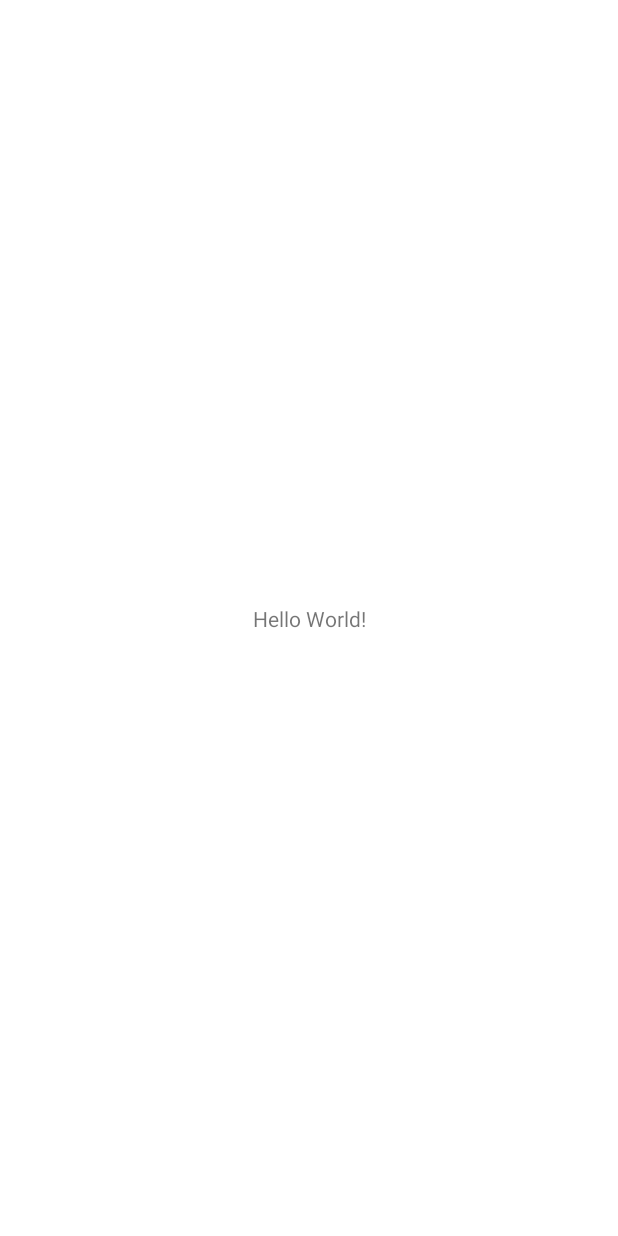
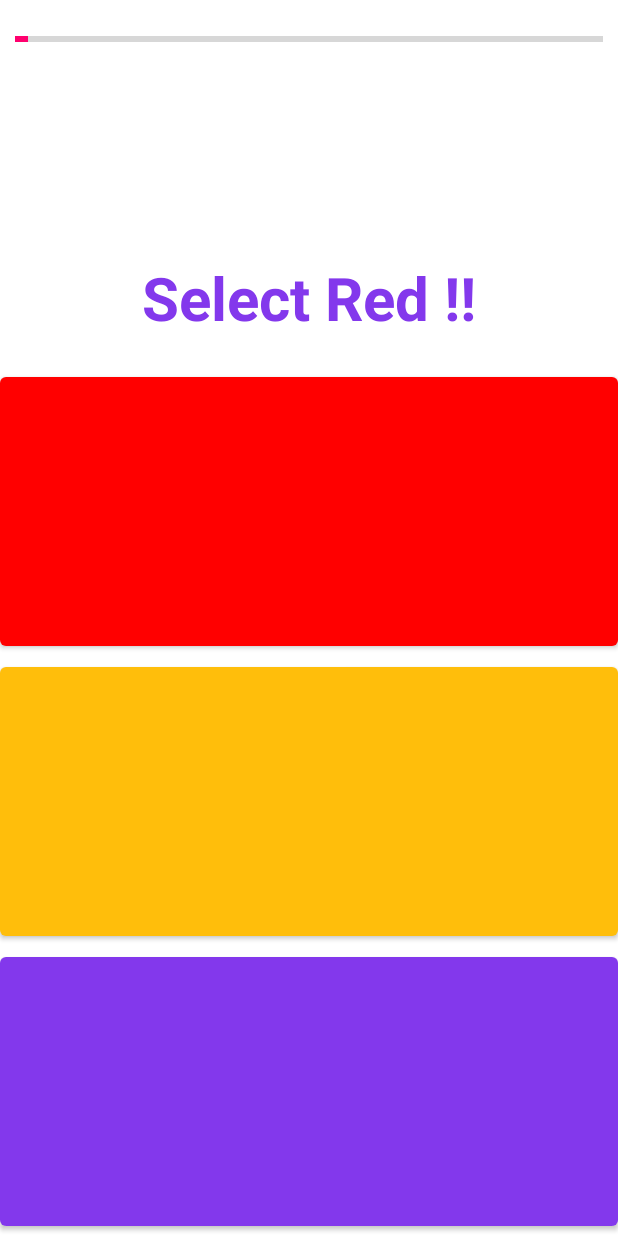
Before and after one commit to Scodun/Bop-It, an Android app: the screen it shows after launch (MainActivity before the commit, GameActivity after it), on a phone screen of 412 x 824 dp. Before the commit the screen is almost empty. Run offline under Robolectric (Android 15) with nearby library versions, the phone set to English and light mode, and no system bars.

Commit message:
add: GameEngine, SampleGame, GameActivity

```diff
--- a/app/build.gradle
+++ b/app/build.gradle
@@ -37,6 +37,8 @@ dependencies {
     testImplementation 'junit:junit:4.+'
     androidTestImplementation 'androidx.test.ext:junit:1.1.2'
     androidTestImplementation 'androidx.test.espresso:espresso-core:3.3.0'
+
+    implementation "androidx.fragment:fragment:1.3.3"
 }
 
 task jacocoTestReport(type: JacocoReport, dependsOn: 'testDebugUnitTest') {
--- a/app/src/main/AndroidManifest.xml
+++ b/app/src/main/AndroidManifest.xml
@@ -16,6 +16,9 @@
                 <category android:name="android.intent.category.LAUNCHER" />
             </intent-filter>
         </activity>
+        <activity android:name=".ui.GameActivity"
+            android:parentActivityName=".MainActivity">
+        </activity>
     </application>
 
 </manifest>
--- a/app/src/main/java/com/se2/bopit/MainActivity.java
+++ b/app/src/main/java/com/se2/bopit/MainActivity.java
@@ -2,7 +2,10 @@ package com.se2.bopit;
 
 import androidx.appcompat.app.AppCompatActivity;
 
+import android.content.Intent;
 import android.os.Bundle;
+
+import com.se2.bopit.ui.GameActivity;
 
 public class MainActivity extends AppCompatActivity {
 
@@ -10,5 +13,8 @@ public class MainActivity extends AppCompatActivity {
     protected void onCreate(Bundle savedInstanceState) {
         super.onCreate(savedInstanceState);
         setContentView(R.layout.activity_main);
+
+        Intent intent = new Intent(this, GameActivity.class);
+        startActivity(intent);
     }
 }
--- /dev/null
+++ b/app/src/main/java/com/se2/bopit/domain/GameEngine.java
@@ -0,0 +1,65 @@
+package com.se2.bopit.domain;
+
+import android.os.CountDownTimer;
+import android.util.Log;
+
+import com.se2.bopit.domain.games.ColorButtonMinigame;
+
+public class GameEngine {
+    private CountDownTimer timer;
+    private MiniGame minigame;
+    private GameEngineListener listener;
+    private int score = 0;
+
+    public GameEngine() {
+        listener = null;
+    }
+
+    public void startNewGame() {
+        minigame = new ColorButtonMinigame();
+        long time = (long) (Math.exp(-this.score*0.08+7)+1000);
+        timer = startCountDown(time);
+        if(this.listener != null){
+            listener.onGameStart(minigame, time);
+        }
+        minigame.setGameListener(onGameResult);
+    }
+
+    private CountDownTimer startCountDown(long time){
+        return new CountDownTimer(time, 5) {
+            public void onTick(long millisUntilFinished) {
+                if(listener != null)
+                    listener.onTimeTick(millisUntilFinished);
+            }
+
+            public void onFinish() {
+                if(listener != null)
+                    listener.onTimeEnd();
+            }
+        }.start();
+    }
+
+    private final GameListener onGameResult = new GameListener() {
+        @Override
+        public void onGameResult(boolean result) {
+            timer.cancel();
+            if(listener != null) {
+                if(result) {
+                    score++;
+                    listener.onScoreUpdate(score);
+                    startNewGame();
+                }
+                else {
+                    listener.onGameEnd(score);
+                }
+            }
+
+        }
+    };
+
+    public void setGameEngineListener(GameEngineListener listener){
+        if(listener != null)
+            this.listener = listener;
+    }
+
+}
--- /dev/null
+++ b/app/src/main/java/com/se2/bopit/domain/GameEngineListener.java
@@ -0,0 +1,9 @@
+package com.se2.bopit.domain;
+
+public interface GameEngineListener {
+    void onGameEnd(int score);
+    void onScoreUpdate(int score);
+    void onGameStart(MiniGame game, long time);
+    void onTimeTick(long time);
+    void onTimeEnd();
+}
--- /dev/null
+++ b/app/src/main/java/com/se2/bopit/domain/GameListener.java
@@ -0,0 +1,5 @@
+package com.se2.bopit.domain;
+
+public interface GameListener {
+    void onGameResult(boolean result);
+}
--- /dev/null
+++ b/app/src/main/java/com/se2/bopit/domain/MiniGame.java
@@ -0,0 +1,5 @@
+package com.se2.bopit.domain;
+
+public interface MiniGame {
+    void setGameListener(GameListener listener);
+}
--- /dev/null
+++ b/app/src/main/java/com/se2/bopit/domain/games/ColorButtonMinigame.java
@@ -0,0 +1,55 @@
+package com.se2.bopit.domain.games;
+
+import android.content.Intent;
+import android.graphics.Color;
+import android.os.Bundle;
+import android.view.View;
+import android.widget.Button;
+
+import androidx.annotation.NonNull;
+import androidx.fragment.app.Fragment;
+
+import com.se2.bopit.R;
+import com.se2.bopit.domain.GameListener;
+import com.se2.bopit.domain.MiniGame;
+
+import java.util.ArrayList;
+import java.util.Arrays;
+import java.util.HashMap;
+import java.util.Map;
+
+public class ColorButtonMinigame extends Fragment implements MiniGame {
+
+    private GameListener listener;
+    private Button btn1,btn2,btn3;
+    public ColorButtonMinigame() {
+        super(R.layout.fragment_color_button_game);
+        this.listener = null;
+    }
+
+    @Override
+    public void setGameListener(GameListener listener) {
+        this.listener = listener;
+    }
+
+    @Override
+    public void onViewCreated(@NonNull View view, Bundle savedInstanceState) {
+        btn1 = (Button)getView().findViewById(R.id.button_1);
+        btn2 = (Button)getView().findViewById(R.id.button_2);
+        btn3 = (Button)getView().findViewById(R.id.button_3);
+
+
+        btn1.setOnClickListener(handleClick);
+        btn2.setOnClickListener(handleClick);
+        btn3.setOnClickListener(handleClick);
+    }
+
+
+    private final View.OnClickListener handleClick = new View.OnClickListener(){
+        public void onClick(View view){
+            listener.onGameResult(view == btn1);
+        }
+    };
+
+
+}
--- /dev/null
+++ b/app/src/main/java/com/se2/bopit/ui/GameActivity.java
@@ -0,0 +1,70 @@
+package com.se2.bopit.ui;
+
+import android.graphics.Color;
+import android.os.Bundle;
+import android.widget.ProgressBar;
+import android.widget.TextView;
+
+import androidx.appcompat.app.AppCompatActivity;
+import androidx.fragment.app.Fragment;
+
+import com.se2.bopit.R;
+import com.se2.bopit.domain.GameEngine;
+import com.se2.bopit.domain.GameEngineListener;
+import com.se2.bopit.domain.GameListener;
+import com.se2.bopit.domain.MiniGame;
+
+public class GameActivity extends AppCompatActivity {
+
+    //views
+    private ProgressBar timeBar;
+    private TextView scoreView;
+
+    @Override
+    protected void onCreate(Bundle savedInstanceState) {
+        super.onCreate(savedInstanceState);
+        setContentView(R.layout.activity_game);
+
+        //set Views
+        timeBar = (ProgressBar) findViewById(R.id.timeBar);
+        scoreView = (TextView) findViewById(R.id.scoreView);
+
+        GameEngine engine = new GameEngine();
+        engine.setGameEngineListener(gameEngineListener);
+        engine.startNewGame();
+    }
+
+    private final GameEngineListener gameEngineListener = new GameEngineListener() {
+        @Override
+        public void onGameEnd(int score) {
+            //TODO: Add to resource
+            scoreView.setText("Final Score: "+ score);
+        }
+
+        @Override
+        public void onScoreUpdate(int score) {
+            //TODO: Add to resource
+            scoreView.setText("Current Score: "+ score);
+        }
+
+        @Override
+        public void onGameStart(MiniGame game, long time) {
+            getSupportFragmentManager().beginTransaction()
+                    .setReorderingAllowed(true)
+                    .replace(R.id.fragment_container_view, (Fragment) game , null)
+                    .commit();
+            timeBar.setMax((int) time);
+        }
+
+        @Override
+        public void onTimeTick(long time) {
+            timeBar.setProgress((int) time);
+        }
+
+        @Override
+        public void onTimeEnd() {
+
+        }
+    };
+
+}
--- /dev/null
+++ b/app/src/main/res/layout/activity_game.xml
@@ -0,0 +1,46 @@
+<?xml version="1.0" encoding="utf-8"?>
+<androidx.constraintlayout.widget.ConstraintLayout xmlns:android="http://schemas.android.com/apk/res/android"
+xmlns:app="http://schemas.android.com/apk/res-auto"
+xmlns:tools="http://schemas.android.com/tools"
+android:layout_width="match_parent"
+android:layout_height="match_parent"
+tools:context=".MainActivity">
+
+
+    <androidx.fragment.app.FragmentContainerView
+        android:id="@+id/fragment_container_view"
+        android:layout_width="match_parent"
+        android:layout_height="0dp"
+        android:layout_marginTop="20dp"
+        app:layout_constraintBottom_toBottomOf="parent"
+        app:layout_constraintEnd_toEndOf="parent"
+        app:layout_constraintStart_toStartOf="parent"
+        app:layout_constraintTop_toBottomOf="@+id/scoreView" />
+
+    <TextView
+        android:id="@+id/scoreView"
+        android:layout_width="wrap_content"
+        android:layout_height="wrap_content"
+        android:layout_marginTop="104dp"
+        android:textSize="20sp"
+        app:layout_constraintEnd_toEndOf="parent"
+        app:layout_constraintHorizontal_bias="0.498"
+        app:layout_constraintStart_toStartOf="parent"
+        app:layout_constraintTop_toTopOf="parent" />
+
+    <ProgressBar
+        android:id="@+id/timeBar"
+        style="?android:attr/progressBarStyleHorizontal"
+        android:layout_width="0dp"
+        android:layout_height="20dp"
+        android:layout_marginStart="10dp"
+        android:layout_marginLeft="10dp"
+        android:layout_marginTop="16dp"
+        android:layout_marginEnd="10dp"
+        android:layout_marginRight="10dp"
+        android:progress="0"
+        app:layout_constraintEnd_toEndOf="parent"
+        app:layout_constraintStart_toStartOf="parent"
+        app:layout_constraintTop_toTopOf="parent" />
+
+</androidx.constraintlayout.widget.ConstraintLayout>
--- /dev/null
+++ b/app/src/main/res/layout/fragment_color_button_game.xml
@@ -0,0 +1,66 @@
+<?xml version="1.0" encoding="utf-8"?>
+<androidx.constraintlayout.widget.ConstraintLayout xmlns:android="http://schemas.android.com/apk/res/android"
+    xmlns:app="http://schemas.android.com/apk/res-auto"
+    xmlns:tools="http://schemas.android.com/tools"
+    android:layout_width="match_parent"
+    android:layout_height="match_parent"
+    tools:context=".domain.games.ColorButtonMinigame">
+
+    <TextView
+        android:id="@+id/messageText"
+        android:layout_width="wrap_content"
+        android:layout_height="wrap_content"
+        android:layout_marginTop="20dp"
+        android:text="Select Red !!"
+        android:textStyle="bold"
+        android:textColor="@color/secondary_variant"
+        android:textSize="40sp"
+        app:layout_constraintLeft_toLeftOf="parent"
+        app:layout_constraintRight_toRightOf="parent"
+        app:layout_constraintTop_toTopOf="parent" />
+
+    <LinearLayout
+        android:layout_width="0dp"
+        android:layout_height="0dp"
+        android:layout_marginTop="20dp"
+        android:orientation="vertical"
+        app:layout_constraintBottom_toBottomOf="parent"
+        app:layout_constraintEnd_toEndOf="parent"
+        app:layout_constraintStart_toStartOf="parent"
+        app:layout_constraintTop_toBottomOf="@+id/messageText">
+
+        <Button
+            android:id="@+id/button_1"
+            android:layout_width="match_parent"
+            android:layout_height="wrap_content"
+            android:layout_weight=".20"
+            app:backgroundTint="#FF0000"
+            app:layout_constraintEnd_toEndOf="parent"
+            app:layout_constraintHorizontal_bias="1.0"
+            app:layout_constraintStart_toStartOf="parent"
+            app:layout_constraintTop_toBottomOf="@+id/messageText" />
+
+        <Button
+            android:id="@+id/button_2"
+            android:layout_width="match_parent"
+            android:layout_height="wrap_content"
+            android:layout_marginTop="2dp"
+            android:layout_weight=".20"
+            app:backgroundTint="@color/primary"
+            app:layout_constraintEnd_toEndOf="parent"
+            app:layout_constraintStart_toStartOf="parent"
+            app:layout_constraintTop_toBottomOf="@+id/button_1" />
+
+        <Button
+            android:id="@+id/button_3"
+            android:layout_width="match_parent"
+            android:layout_height="wrap_content"
+            android:layout_marginTop="2dp"
+            android:layout_weight=".20"
+            app:backgroundTint="@color/secondary_variant"
+            app:layout_constraintEnd_toEndOf="parent"
+            app:layout_constraintStart_toStartOf="parent"
+            app:layout_constraintTop_toBottomOf="@+id/button_2" />
+    </LinearLayout>
+
+</androidx.constraintlayout.widget.ConstraintLayout>
```
